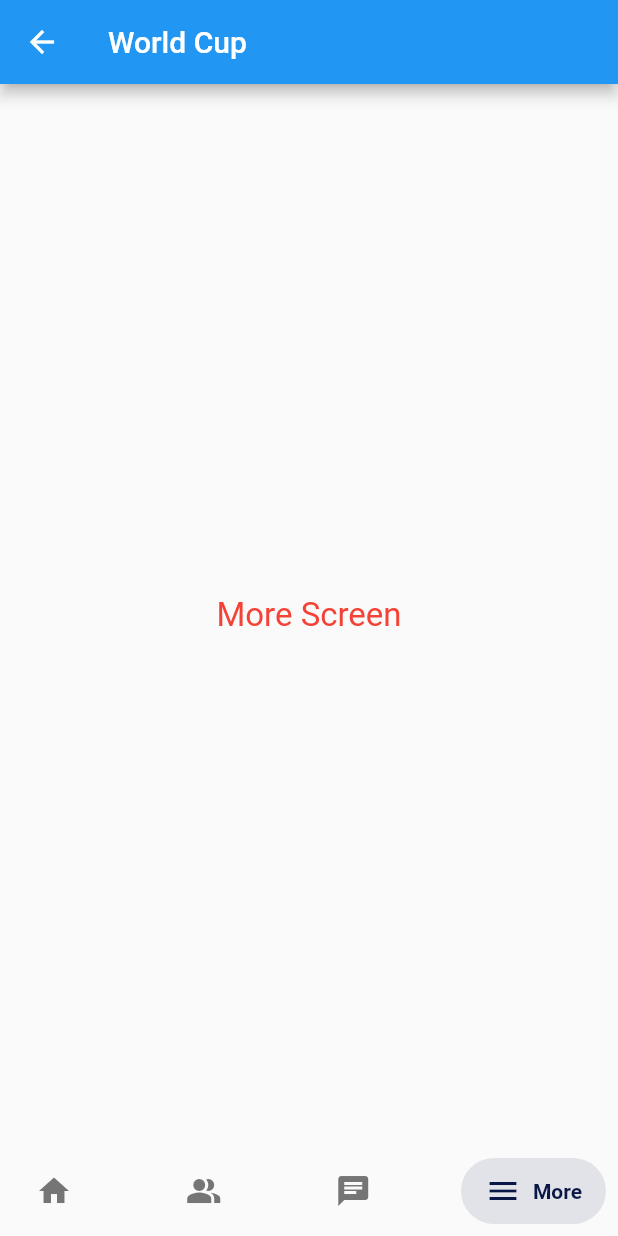
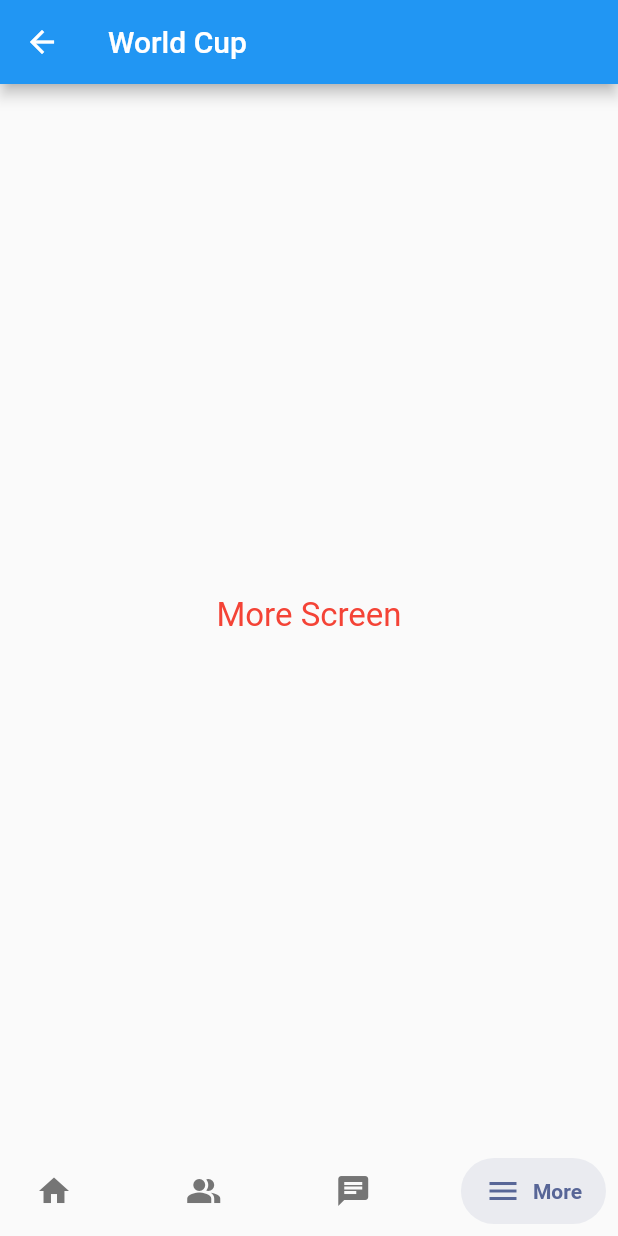
Before and after one commit to fakharany2510/fanchatlastedition, a Flutter app: the HomeLayout screen opened directly, item 4 of the bottom bar chosen, on a phone screen of 412 x 824 dp. Run offline on Flutter 3.47's test engine with Material 2 defaults, Android fonts, the phone set to English and light mode, and no system bars; drawn by our look-alikes of salomon_bottom_bar; our stand-ins replace bloc, flutter_bloc, hexcolor; missing offline and left inert: splash_screen_view.

Commit message:
test commit

```diff
--- a/lib/presentation/layouts/home_layout.dart
+++ b/lib/presentation/layouts/home_layout.dart
@@ -55,7 +55,7 @@ class HomeLayout extends StatelessWidget {
                 SalomonBottomBarItem(
                   icon: const Icon(Icons.menu),
                   title: const Text("More"),
-                  selectedColor: AppColors.primaryColor,
+                  selectedColor: AppColors.primaryLight,
                   unselectedColor: Colors.grey.shade600,
                 ),
               ],
```
